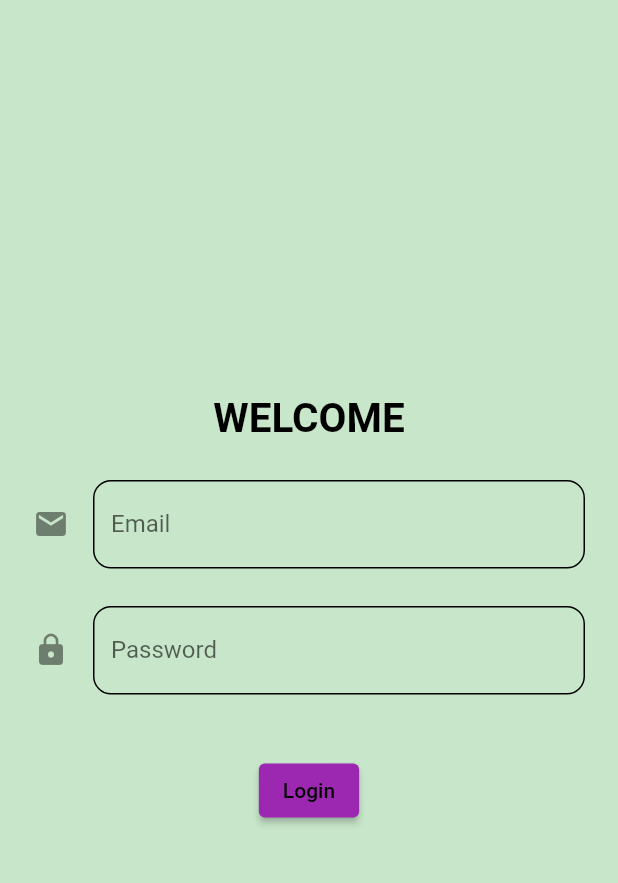
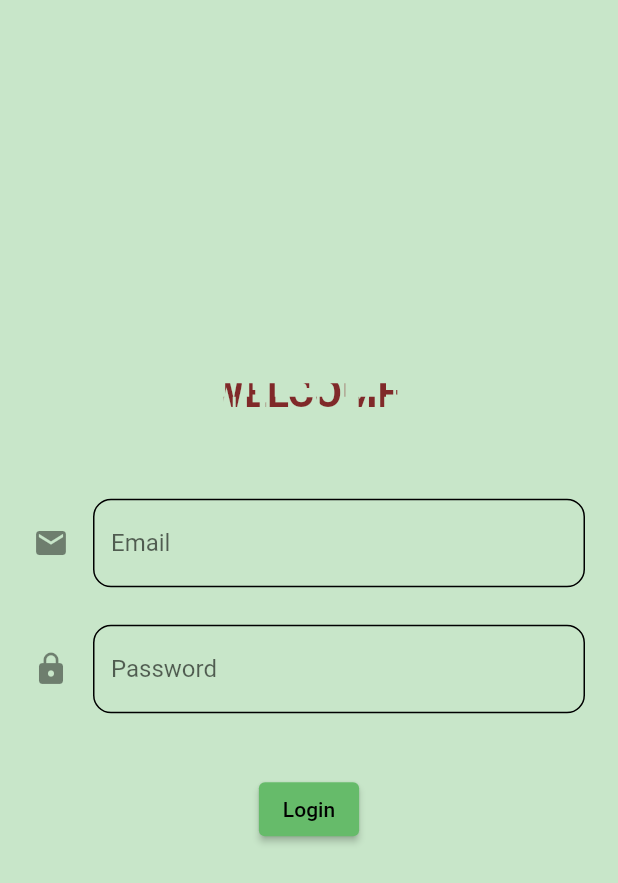
Before and after one commit to Alghubs200/mvc_task, a Flutter app: the LogininScreen screen opened directly, after a tap on "Login", on a phone screen of 412 x 824 dp. Shown: the top 883 px of the screen. Run offline on Flutter 3.47's test engine with Material 2 defaults, Android fonts, the light colour scheme and no system bars; our stand-ins replace cloud_firestore, firebase_auth, firebase_core, firebase_storage, get; accounts and stored records are empty; network calls fail.

Commit message:
auth_controller

```diff
--- a/lib/view/screens/auth/login_screen.dart
+++ b/lib/view/screens/auth/login_screen.dart
@@ -1,6 +1,7 @@
 import 'package:flutter/material.dart';
 import 'package:flutter/src/widgets/container.dart';
 import 'package:flutter/src/widgets/framework.dart';
+import 'package:mvc_task/view/widgets/glith_effect.dart';
 
 import '../../widgets/text_input.dart';
 
@@ -17,12 +18,17 @@ class LogininScreen extends StatelessWidget {
         child: Column(
           mainAxisAlignment: MainAxisAlignment.center,
           children: [
-            const Text(
-              'WELCOME',
-              style: TextStyle(
-                  color: Colors.black,
-                  fontWeight: FontWeight.bold,
-                  fontSize: 27),
+            GlithEffect(
+              child: const Text(
+                'WELCOME',
+                style: TextStyle(
+                    color: Colors.black,
+                    fontWeight: FontWeight.bold,
+                    fontSize: 27),
+              ),
+            ),
+            SizedBox(
+              height: 25,
             ),
             SizedBox(
               height: 25,
@@ -55,7 +61,8 @@ class LogininScreen extends StatelessWidget {
               child: Container(
                 child: ElevatedButton(
                   style: ElevatedButton.styleFrom(
-                      onPrimary: Colors.black, backgroundColor: Colors.purple),
+                      onPrimary: Colors.black,
+                      backgroundColor: Colors.green[400]),
                   onPressed: () {},
                   child: Container(
                       child: Text(
--- /dev/null
+++ b/lib/view/widgets/glith_effect.dart
@@ -0,0 +1,190 @@
+import 'dart:async';
+import 'dart:math' as math;
+
+import 'package:flutter/material.dart';
+import 'package:mvc_task/constants.dart';
+
+class GlithEffect extends StatefulWidget {
+  GlithEffect({required this.child});
+
+  final Widget child;
+
+  @override
+  _GlithEffectState createState() => _GlithEffectState();
+}
+
+class _GlithEffectState extends State<GlithEffect>
+    with SingleTickerProviderStateMixin {
+  late GlitchController _controller;
+  late Timer _timer;
+
+  @override
+  void initState() {
+    _controller = GlitchController(
+      duration: Duration(
+        milliseconds: 400,
+      ),
+    );
+
+    _timer = Timer.periodic(
+      Duration(seconds: 3),
+      (_) {
+        _controller
+          ..reset()
+          ..forward();
+      },
+    );
+    super.initState();
+  }
+
+  @override
+  void dispose() {
+    super.dispose();
+    _timer.cancel();
+    _controller.dispose();
+  }
+
+  @override
+  Widget build(BuildContext context) {
+    return AnimatedBuilder(
+        animation: _controller,
+        builder: (_, __) {
+          var color = getRandomColor().withOpacity(0.5);
+          if (!_controller.isAnimating) {
+            return widget.child;
+          }
+          return Stack(
+            children: [
+              if (random.nextBool()) _clipedChild,
+              Transform.translate(
+                offset: randomOffset,
+                child: ShaderMask(
+                  shaderCallback: (Rect bounds) {
+                    return LinearGradient(
+                      colors: <Color>[
+                        color,
+                        color,
+                      ],
+                    ).createShader(bounds);
+                  },
+                  blendMode: BlendMode.srcATop,
+                  child: _clipedChild,
+                ),
+              ),
+            ],
+          );
+        });
+  }
+
+  Offset get randomOffset => Offset(
+        (random.nextInt(10) - 5).toDouble(),
+        (random.nextInt(10) - 5).toDouble(),
+      );
+  Widget get _clipedChild => ClipPath(
+        clipper: GlitchClipper(),
+        child: widget.child,
+      );
+}
+
+var random = math.Random();
+
+class GlitchClipper extends CustomClipper<Path> {
+  final deltaMax = 15;
+  final min = 3;
+
+  @override
+  getClip(Size size) {
+    var path = Path();
+    var y = randomStep;
+    while (y < size.height) {
+      var yRandom = randomStep;
+      var x = randomStep;
+
+      while (x < size.width) {
+        var xRandom = randomStep;
+        path.addRect(
+          Rect.fromPoints(
+            Offset(x, y.toDouble()),
+            Offset(x + xRandom, y + yRandom),
+          ),
+        );
+        x += randomStep * 2;
+      }
+      y += yRandom;
+    }
+
+    path.close();
+    return path;
+  }
+
+  double get randomStep => min + random.nextInt(deltaMax).toDouble();
+
+  @override
+  bool shouldReclip(covariant CustomClipper oldClipper) => true;
+}
+
+class GlitchController extends Animation<int>
+    with
+        AnimationEagerListenerMixin,
+        AnimationLocalListenersMixin,
+        AnimationLocalStatusListenersMixin {
+  GlitchController({
+    required this.duration,
+  });
+
+  late Duration duration;
+  late List<Timer> _timers = [];
+  late bool isAnimating = false;
+
+  forward() {
+    isAnimating = true;
+    var oneStep = (duration.inMicroseconds / 3).round();
+    _status = AnimationStatus.forward;
+    _timers = [
+      Timer(
+        Duration(microseconds: oneStep),
+        () => setValue(1),
+      ),
+      Timer(
+        Duration(microseconds: oneStep * 2),
+        () => setValue(2),
+      ),
+      Timer(
+        Duration(microseconds: oneStep * 3),
+        () => setValue(3),
+      ),
+      Timer(
+        Duration(microseconds: oneStep * 4),
+        () {
+          _status = AnimationStatus.completed;
+          isAnimating = false;
+          notifyListeners();
+        },
+      ),
+    ];
+  }
+
+  setValue(value) {
+    _value = value;
+    notifyListeners();
+  }
+
+  reset() {
+    _status = AnimationStatus.dismissed;
+    _value = 0;
+  }
+
+  @override
+  void dispose() {
+    _timers.forEach((timer) => timer.cancel());
+    super.dispose();
+  }
+
+  @override
+  AnimationStatus get status => _status;
+  late AnimationStatus _status;
+
+  @override
+  int get value => _value;
+  late int _value;
+}
--- a/pubspec.yaml
+++ b/pubspec.yaml
@@ -32,6 +32,11 @@ dependencies:
   flutter:
     sdk: flutter
   mvc_pattern: ^8.12.0
+  get:
+  firebase_auth: ^4.0.2
+  firebase_core: ^2.1.0
+  cloud_firestore: ^4.0.2
+  firebase_storage: ^11.0.2
 
   # The following adds the Cupertino Icons font to your application.
   # Use with the CupertinoIcons class for iOS style icons.
```
Also changed, not shown: lib/controller/auth_controller.dart (added, +9 -0 lines), lib/main.dart (+8 -3 lines), lib/view/screens/auth/sign_up_screen.dart (added, +119 -0 lines), pubspec.lock, 1 other file.
